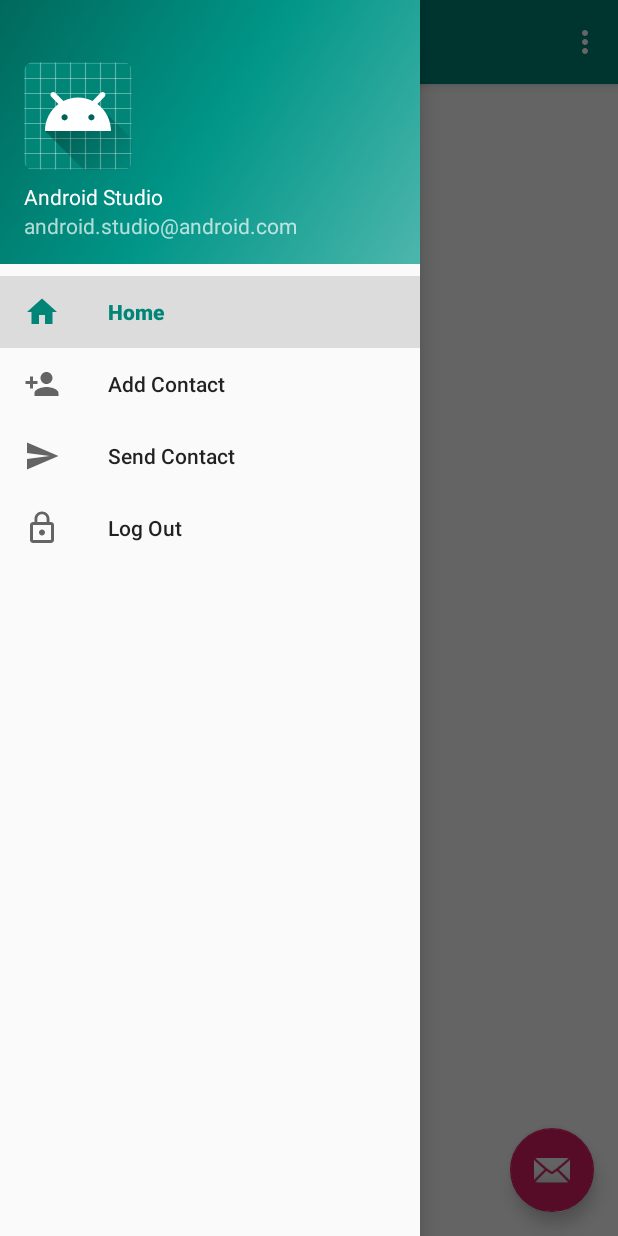
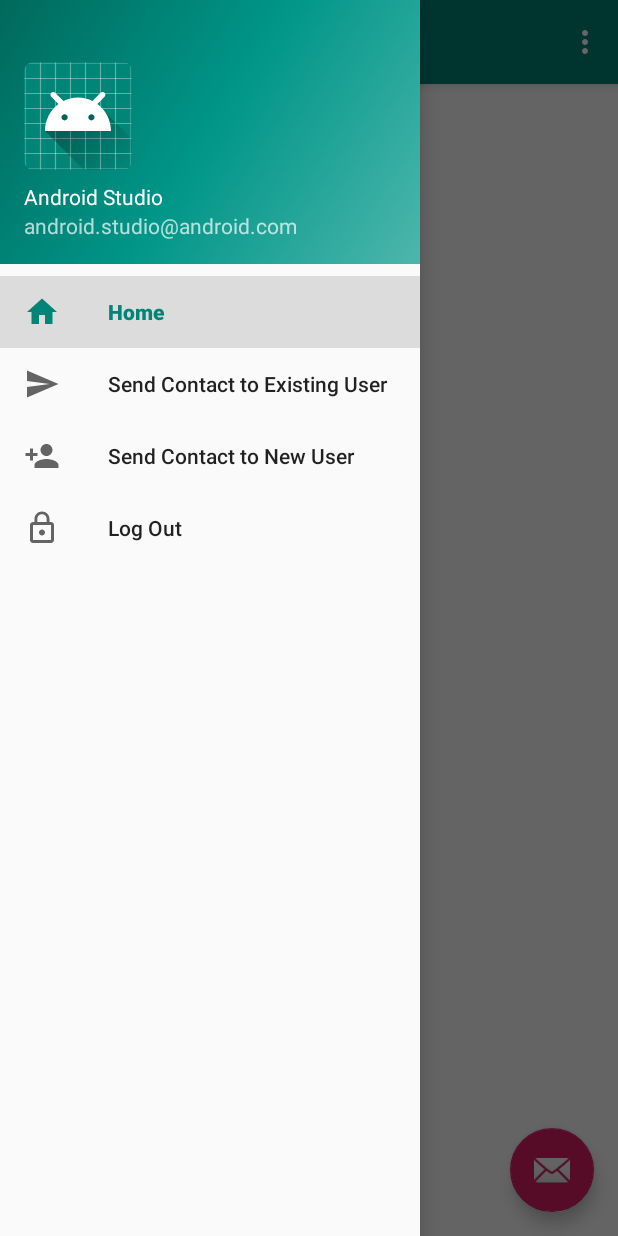
Before and after one commit to InvincibleSarthak/Contact-Sharing, an Android app: the Main4Activity screen opened directly, with no data from a screen before it, with the side drawer open, on a phone screen of 412 x 824 dp. Run offline under Robolectric (Android 15) with nearby library versions, the phone set to English and light mode, and no system bars.

Commit message:
AddContact delted, Send Contact divided into two, Drawer page switch problem reesolved

```diff
--- a/app/src/main/res/layout/fragment_send_contact.xml
+++ b/app/src/main/res/layout/fragment_send_contact.xml
@@ -9,6 +9,6 @@
     <TextView
         android:layout_width="match_parent"
         android:layout_height="match_parent"
-        android:text="Check" />
+        android:text="Send Contact" />
 
 </FrameLayout>
--- a/app/src/main/res/layout/home_page.xml
+++ b/app/src/main/res/layout/home_page.xml
@@ -9,6 +9,6 @@
     <TextView
         android:layout_width="match_parent"
         android:layout_height="match_parent"
-        android:text="Check" />
+        android:text="Home Page" />
 
 </FrameLayout>
--- a/app/src/main/res/menu/activity_main4_drawer.xml
+++ b/app/src/main/res/menu/activity_main4_drawer.xml
@@ -9,13 +9,15 @@
             android:icon="@drawable/ic_home_black"
             android:title="@string/home" />
         <item
-            android:id="@+id/nav_add_contact"
-            android:icon="@drawable/ic_person_add_black"
-            android:title="@string/add_contact" />
-        <item
             android:id="@+id/nav_send_contact"
             android:icon="@drawable/ic_send_black"
             android:title="@string/send_contact" />
+
+        <item
+            android:id="@+id/nav_send_new"
+            android:icon="@drawable/ic_person_add_black"
+            android:title="@string/new_contact" />
+
         <item
             android:id="@+id/nav_sign_out"
             android:icon="@drawable/ic_lock_outline_black"
--- a/app/src/main/res/values/strings.xml
+++ b/app/src/main/res/values/strings.xml
@@ -9,6 +9,7 @@
     <string name="first_name">First Name</string>
     <string name="last_name">Last Name</string>
     <string name="company">Company</string>
+    <string name="new_contact">Send Contact to New User</string>
     <string name="company_title">Title</string>
     <string name="mobile_number">Mobile Number</string>
     <string name="e_mail_id">E-Mail Id</string>
@@ -22,7 +23,7 @@
     <string name="action_settings">Settings</string>
     <string name="home">Home</string>
     <string name="add_contact">Add Contact</string>
-    <string name="send_contact">Send Contact</string>
+    <string name="send_contact">Send Contact to Existing User</string>
     <string name="log_out">Log Out</string>
 
     <!-- TODO: Remove or change this placeholder text -->
```
Also changed, not shown: app/src/main/java/com/sarthaksharma/contactcard/AddContactFragment.java (deleted, +0 -29 lines), app/src/main/java/com/sarthaksharma/contactcard/Main4Activity.java (+29 -5 lines), app/src/main/res/layout/fragment_add_contact.xml (deleted, +0 -14 lines).
